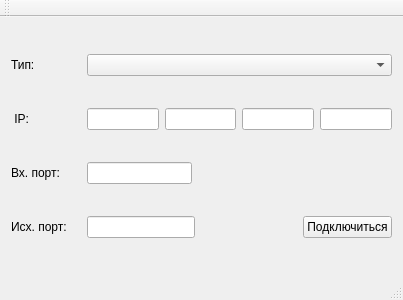
Qt form RT7Chamber/src/windows/mainwindow/mainwindow.ui (niitfa/RWELL_GUI) before a commit.
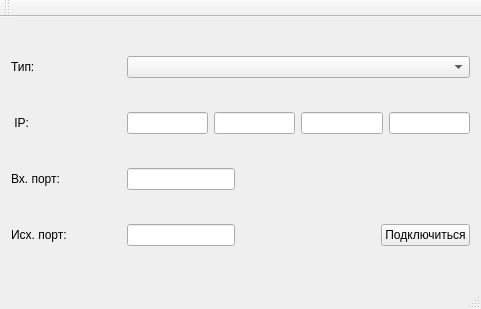
The same form after that commit.

Commit message: updated chamber window. TO DO: graph + receiving real data

Patch:
```diff
--- a/RT7Chamber/src/windows/mainwindow/mainwindow.ui
+++ b/RT7Chamber/src/windows/mainwindow/mainwindow.ui
@@ -6,8 +6,8 @@
    <rect>
     <x>0</x>
     <y>0</y>
-    <width>403</width>
-    <height>300</height>
+    <width>481</width>
+    <height>309</height>
    </rect>
   </property>
   <property name="windowTitle">
@@ -43,13 +43,13 @@
         </property>
         <property name="minimumSize">
          <size>
-          <width>70</width>
+          <width>110</width>
           <height>0</height>
          </size>
         </property>
         <property name="maximumSize">
          <size>
-          <width>70</width>
+          <width>110</width>
           <height>16777215</height>
          </size>
         </property>
@@ -132,13 +132,13 @@
         </property>
         <property name="minimumSize">
          <size>
-          <width>70</width>
+          <width>110</width>
           <height>0</height>
          </size>
         </property>
         <property name="maximumSize">
          <size>
-          <width>70</width>
+          <width>110</width>
           <height>16777215</height>
          </size>
         </property>
@@ -213,9 +213,15 @@
           <verstretch>0</verstretch>
          </sizepolicy>
         </property>
+        <property name="minimumSize">
+         <size>
+          <width>110</width>
+          <height>0</height>
+         </size>
+        </property>
         <property name="maximumSize">
          <size>
-          <width>70</width>
+          <width>110</width>
           <height>16777215</height>
          </size>
         </property>
@@ -286,10 +292,16 @@
         </property>
         <property name="minimumSize">
          <size>
-          <width>70</width>
+          <width>110</width>
           <height>0</height>
          </size>
         </property>
+        <property name="maximumSize">
+         <size>
+          <width>110</width>
+          <height>16777215</height>
+         </size>
+        </property>
         <property name="text">
          <string>Тип:</string>
         </property>
```
Left out of the diff: 4 changed lines with no effect on the pictures. The commit also changes 3 other files.
